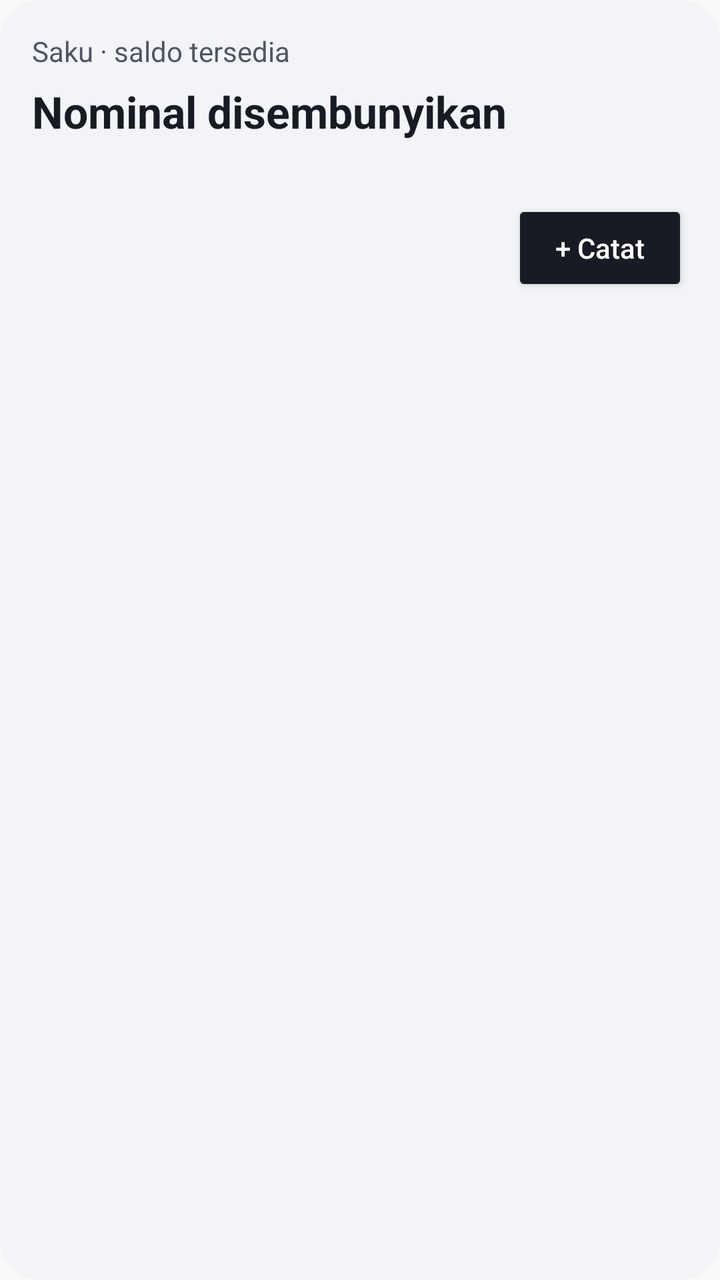
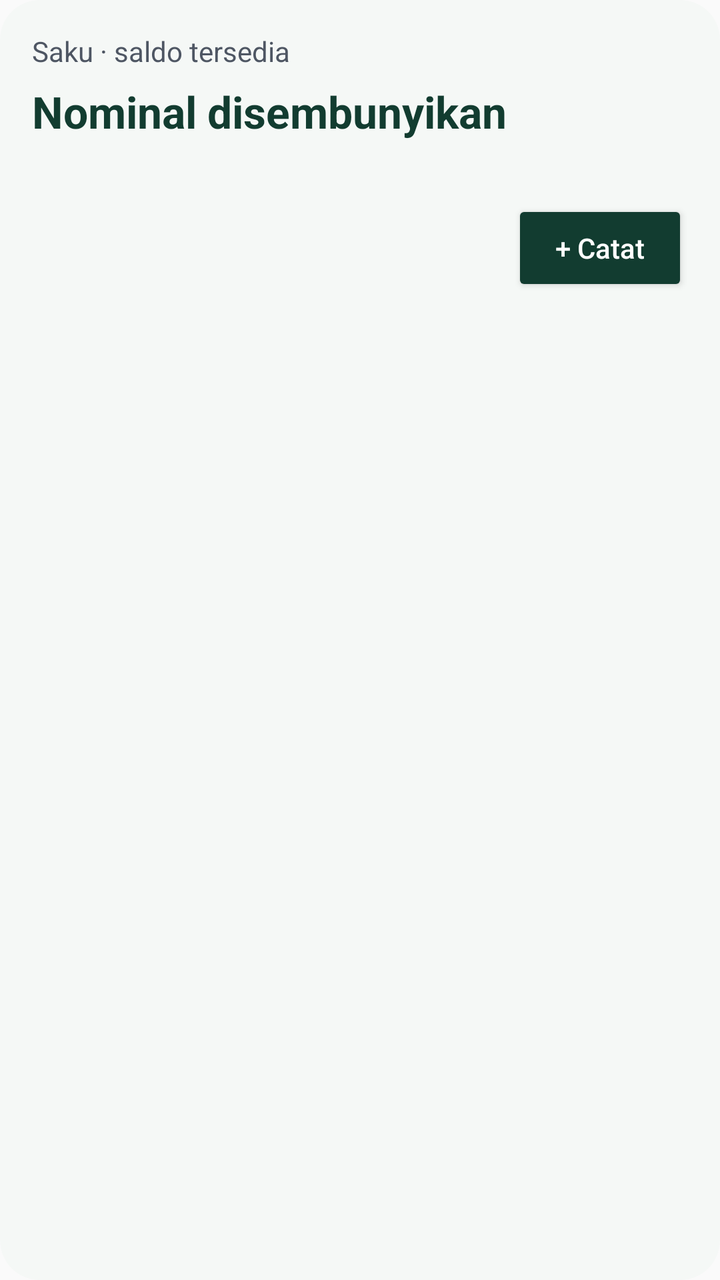

Two renders of the same Android screen: before a commit and after it. Below are the layout's source before the change and the commit's diff.
<!-- AndroidManifest.xml: application theme AppTheme -->
<!-- res/layout/saku_widget.xml -->
<?xml version="1.0" encoding="utf-8"?>
<LinearLayout xmlns:android="http://schemas.android.com/apk/res/android" android:id="@+id/widget_root" android:layout_width="match_parent" android:layout_height="match_parent" android:orientation="vertical" android:padding="16dp" android:background="@drawable/widget_background">
    <TextView android:layout_width="match_parent" android:layout_height="wrap_content" android:text="Saku · saldo tersedia" android:textSize="14sp" android:textColor="#4E5663"/>
    <TextView android:id="@+id/widget_balance" android:layout_width="match_parent" android:layout_height="wrap_content" android:layout_marginTop="6dp" android:text="Nominal disembunyikan" android:textSize="22sp" android:textStyle="bold" android:textColor="#171C24" android:maxLines="1" android:ellipsize="end" android:autoSizeTextType="uniform" android:autoSizeMinTextSize="14sp" android:autoSizeMaxTextSize="22sp" android:autoSizeStepGranularity="1sp"/>
    <TextView android:id="@+id/widget_budget" android:layout_width="match_parent" android:layout_height="wrap_content" android:layout_marginTop="4dp" android:textSize="13sp" android:textColor="#4E5663"/>
    <LinearLayout android:layout_width="match_parent" android:layout_height="wrap_content" android:orientation="horizontal" android:gravity="center_vertical" android:layout_marginTop="8dp">
        <TextView android:id="@+id/widget_updated" android:layout_width="0dp" android:layout_weight="1" android:layout_height="wrap_content" android:textSize="12sp" android:textColor="#4E5663"/>
        <Button android:id="@+id/widget_add" android:layout_width="wrap_content" android:layout_height="48dp" android:text="+ Catat" android:textAllCaps="false" android:textColor="#FFFFFF" android:backgroundTint="#171C24" android:contentDescription="Catat transaksi baru di Saku"/>
    </LinearLayout>
</LinearLayout>
<!-- resources referenced by this layout -->
<resources>
  <!-- drawable widget_background (drawable) -->
  <shape xmlns:android="http://schemas.android.com/apk/res/android"><solid android:color="#F2F4F7"/><corners android:radius="20dp"/></shape>
  <style name="AppTheme" parent="Theme.AppCompat.Light.DarkActionBar">
          
          <item name="colorPrimary">@color/colorPrimary</item>
          <item name="colorPrimaryDark">@color/colorPrimaryDark</item>
          <item name="colorAccent">@color/colorAccent</item>
      </style>
  <color name="colorPrimary">#17191C</color>
  <color name="colorPrimaryDark">#F2F4F7</color>
  <color name="colorAccent">#17191C</color>
</resources>

<!-- the commit's change to res/layout/saku_widget.xml (unified diff, before → after) -->
@@ -1,10 +1,10 @@
 <?xml version="1.0" encoding="utf-8"?>
 <LinearLayout xmlns:android="http://schemas.android.com/apk/res/android" android:id="@+id/widget_root" android:layout_width="match_parent" android:layout_height="match_parent" android:orientation="vertical" android:padding="16dp" android:background="@drawable/widget_background">
     <TextView android:layout_width="match_parent" android:layout_height="wrap_content" android:text="Saku · saldo tersedia" android:textSize="14sp" android:textColor="#4E5663"/>
-    <TextView android:id="@+id/widget_balance" android:layout_width="match_parent" android:layout_height="wrap_content" android:layout_marginTop="6dp" android:text="Nominal disembunyikan" android:textSize="22sp" android:textStyle="bold" android:textColor="#171C24" android:maxLines="1" android:ellipsize="end" android:autoSizeTextType="uniform" android:autoSizeMinTextSize="14sp" android:autoSizeMaxTextSize="22sp" android:autoSizeStepGranularity="1sp"/>
+    <TextView android:id="@+id/widget_balance" android:layout_width="match_parent" android:layout_height="wrap_content" android:layout_marginTop="6dp" android:text="Nominal disembunyikan" android:textSize="22sp" android:textStyle="bold" android:textColor="#123C30" android:maxLines="1" android:ellipsize="end" android:autoSizeTextType="uniform" android:autoSizeMinTextSize="14sp" android:autoSizeMaxTextSize="22sp" android:autoSizeStepGranularity="1sp"/>
     <TextView android:id="@+id/widget_budget" android:layout_width="match_parent" android:layout_height="wrap_content" android:layout_marginTop="4dp" android:textSize="13sp" android:textColor="#4E5663"/>
     <LinearLayout android:layout_width="match_parent" android:layout_height="wrap_content" android:orientation="horizontal" android:gravity="center_vertical" android:layout_marginTop="8dp">
         <TextView android:id="@+id/widget_updated" android:layout_width="0dp" android:layout_weight="1" android:layout_height="wrap_content" android:textSize="12sp" android:textColor="#4E5663"/>
-        <Button android:id="@+id/widget_add" android:layout_width="wrap_content" android:layout_height="48dp" android:text="+ Catat" android:textAllCaps="false" android:textColor="#FFFFFF" android:backgroundTint="#171C24" android:contentDescription="Catat transaksi baru di Saku"/>
+        <Button android:id="@+id/widget_add" android:layout_width="wrap_content" android:layout_height="48dp" android:text="+ Catat" android:textAllCaps="false" android:textColor="#FFFFFF" android:backgroundTint="#123C30" android:contentDescription="Catat transaksi baru di Saku"/>
     </LinearLayout>
 </LinearLayout>
<!-- resource entries referenced after the edit -->
@@ -1,15 +1,15 @@
 <!-- resources referenced by this layout -->
 <resources>
   <!-- drawable widget_background (drawable) -->
-  <shape xmlns:android="http://schemas.android.com/apk/res/android"><solid android:color="#F2F4F7"/><corners android:radius="20dp"/></shape>
+  <shape xmlns:android="http://schemas.android.com/apk/res/android"><solid android:color="#F5F8F6"/><corners android:radius="20dp"/></shape>
   <style name="AppTheme" parent="Theme.AppCompat.Light.DarkActionBar">
           
           <item name="colorPrimary">@color/colorPrimary</item>
           <item name="colorPrimaryDark">@color/colorPrimaryDark</item>
           <item name="colorAccent">@color/colorAccent</item>
       </style>
-  <color name="colorPrimary">#17191C</color>
-  <color name="colorPrimaryDark">#F2F4F7</color>
-  <color name="colorAccent">#17191C</color>
+  <color name="colorPrimary">#123C30</color>
+  <color name="colorPrimaryDark">#F5F8F6</color>
+  <color name="colorAccent">#123C30</color>
 </resources>
 
